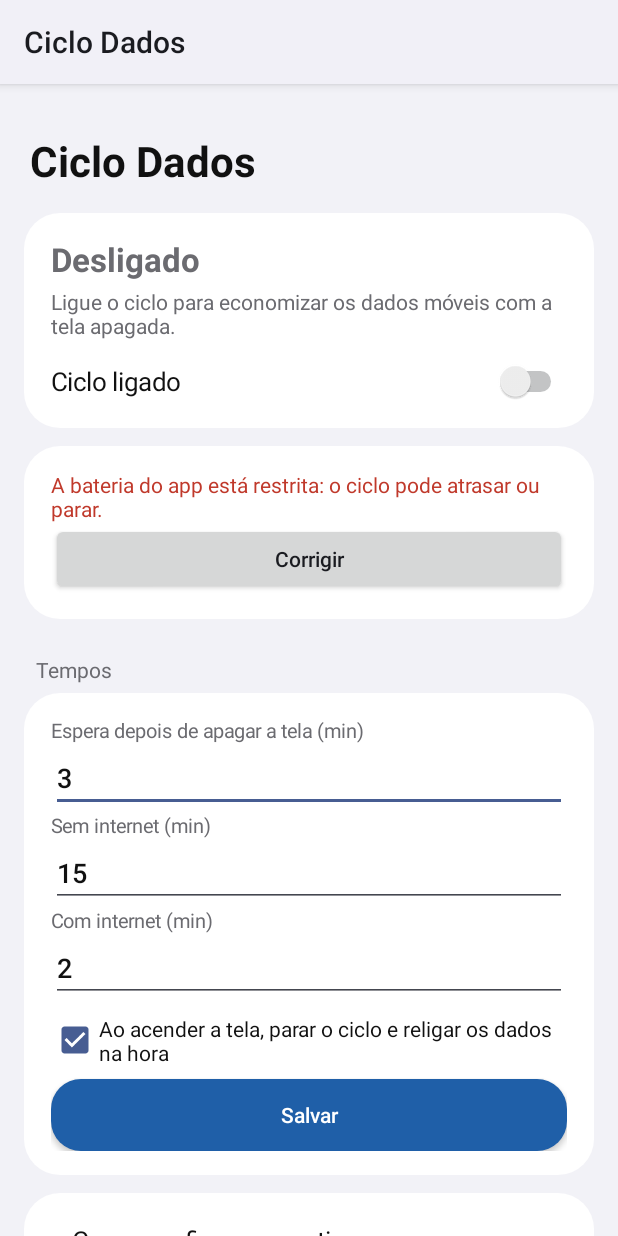
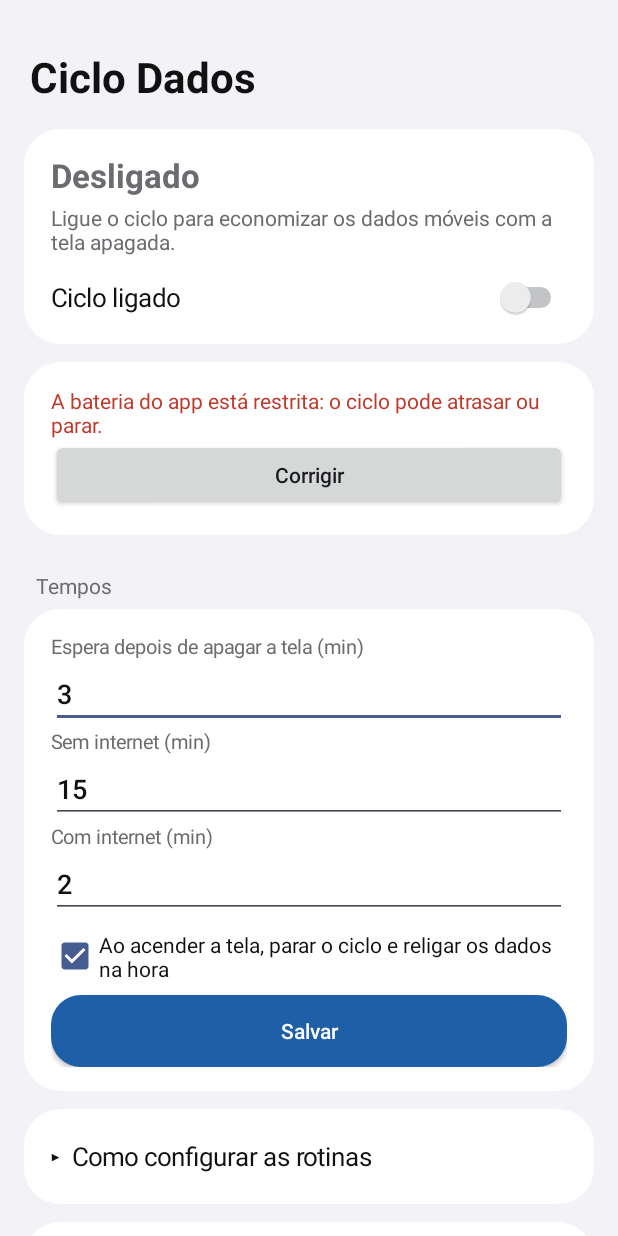
Before and after one commit to douglasribeiro1/mytasker, an Android app: the screen it shows after launch (MainActivity), on a phone screen of 412 x 824 dp. Run offline under Robolectric (Android 15) with nearby library versions, the phone set to English and light mode, and no system bars.

Commit message:
Ciclo Dados: sem barra de título duplicada e respeitando as barras do sistema
Co-Authored-By: Claude Opus 5.5 <noreply@anthropic.com>
Claude-Session: https://claude.ai/code/session_01Ppk8XoRPBm3kiw37AzMA5x

```diff
--- a/ciclo/src/main/java/com/douglasribeiro/ciclodados/MainActivity.java
+++ b/ciclo/src/main/java/com/douglasribeiro/ciclodados/MainActivity.java
@@ -172,6 +172,8 @@ public class MainActivity extends Activity {
 
         ScrollView sv = new ScrollView(this);
         sv.setBackgroundColor(corFundo);
+        // Android 15+ desenha atrás das barras do sistema: afasta o conteúdo delas.
+        sv.setFitsSystemWindows(true);
         sv.addView(root);
         setContentView(sv);
         getWindow().setStatusBarColor(corFundo);
--- a/ciclo/src/main/res/values-v29/themes.xml
+++ b/ciclo/src/main/res/values-v29/themes.xml
@@ -1,4 +1,7 @@
 <?xml version="1.0" encoding="utf-8"?>
 <resources>
-    <style name="Tema" parent="android:Theme.DeviceDefault.DayNight" />
+    <style name="Tema" parent="android:Theme.DeviceDefault.DayNight">
+        <item name="android:windowActionBar">false</item>
+        <item name="android:windowNoTitle">true</item>
+    </style>
 </resources>
--- a/ciclo/src/main/res/values/themes.xml
+++ b/ciclo/src/main/res/values/themes.xml
@@ -1,4 +1,7 @@
 <?xml version="1.0" encoding="utf-8"?>
 <resources>
-    <style name="Tema" parent="android:Theme.DeviceDefault.Light" />
+    <style name="Tema" parent="android:Theme.DeviceDefault.Light">
+        <item name="android:windowActionBar">false</item>
+        <item name="android:windowNoTitle">true</item>
+    </style>
 </resources>
```
